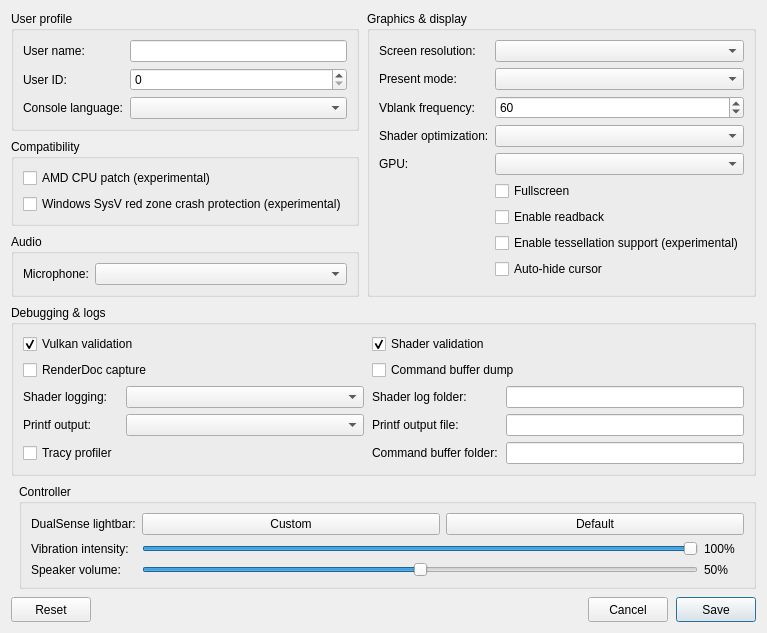
ChronoRPG/KytyPS5AstroAMD, file src/launcher/forms/configuration_edit_dialog.ui: the form before one commit.
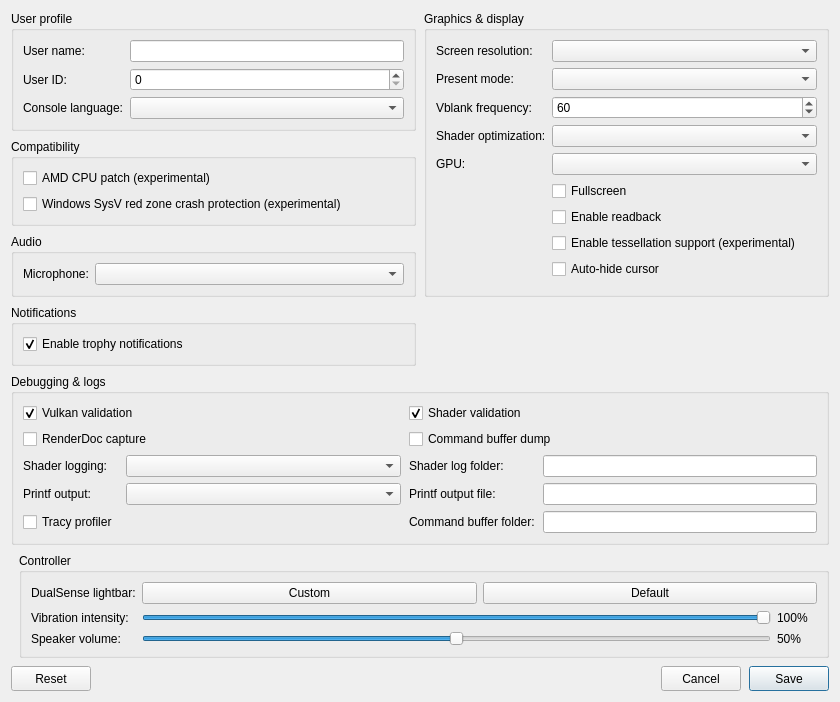
The form after the commit. Custom widgets are drawn as their Qt base class.

Commit message: Add trophy notification support

What changed in the file:
```diff
--- a/src/launcher/forms/configuration_edit_dialog.ui
+++ b/src/launcher/forms/configuration_edit_dialog.ui
@@ -6,7 +6,7 @@
    <rect>
     <x>0</x>
     <y>0</y>
-    <width>760</width>
+    <width>840</width>
     <height>620</height>
    </rect>
   </property>
@@ -182,7 +182,22 @@
        </layout>
       </widget>
      </item>
-     <item row="3" column="0" colspan="2">
+     <item row="3" column="0">
+      <widget class="QGroupBox" name="notifications_group">
+       <property name="title"><string>Notifications</string></property>
+       <layout class="QVBoxLayout" name="notificationsLayout">
+        <item>
+         <widget class="QCheckBox" name="checkBox_trophy_notifications">
+          <property name="toolTip"><string>Show trophy unlock notifications and play their sound.
+To use your own sound, replace the emulator's assets/sounds/trophy-unlock.wav with a WAV file and restart the game.</string></property>
+          <property name="text"><string>Enable trophy notifications</string></property>
+          <property name="checked"><bool>true</bool></property>
+         </widget>
+        </item>
+       </layout>
+      </widget>
+     </item>
+     <item row="4" column="0" colspan="2">
       <widget class="QGroupBox" name="debug_group">
        <property name="title">
         <string>Debugging &amp;&amp; logs</string>
```
The commit also changes 21 other files.
